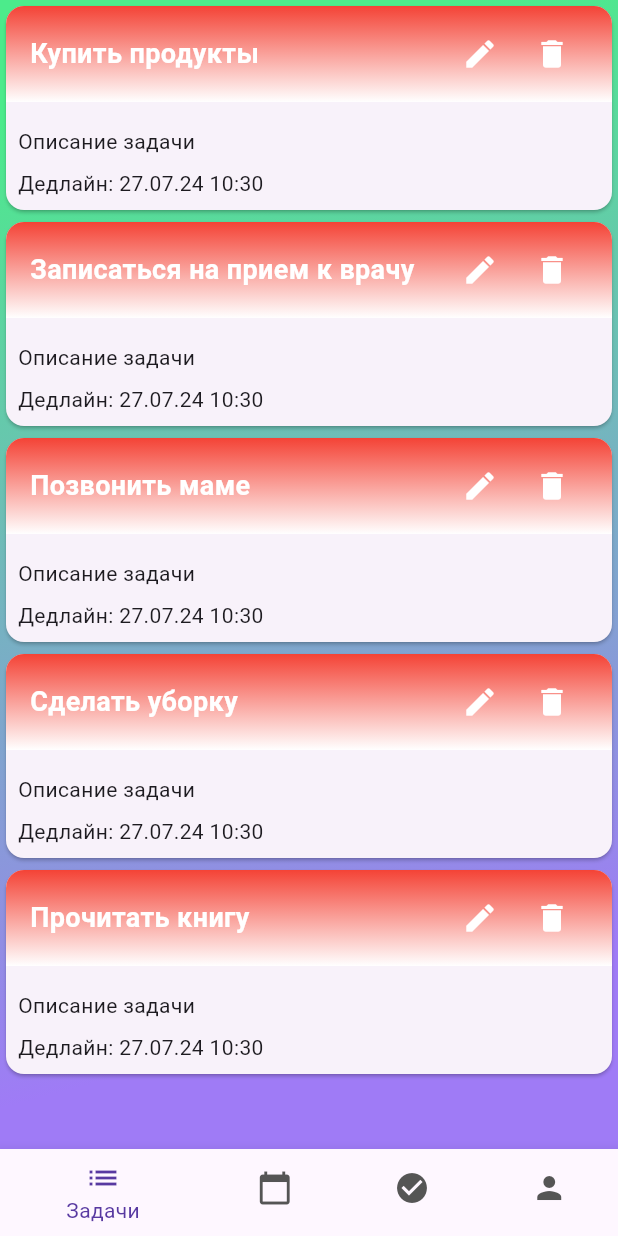
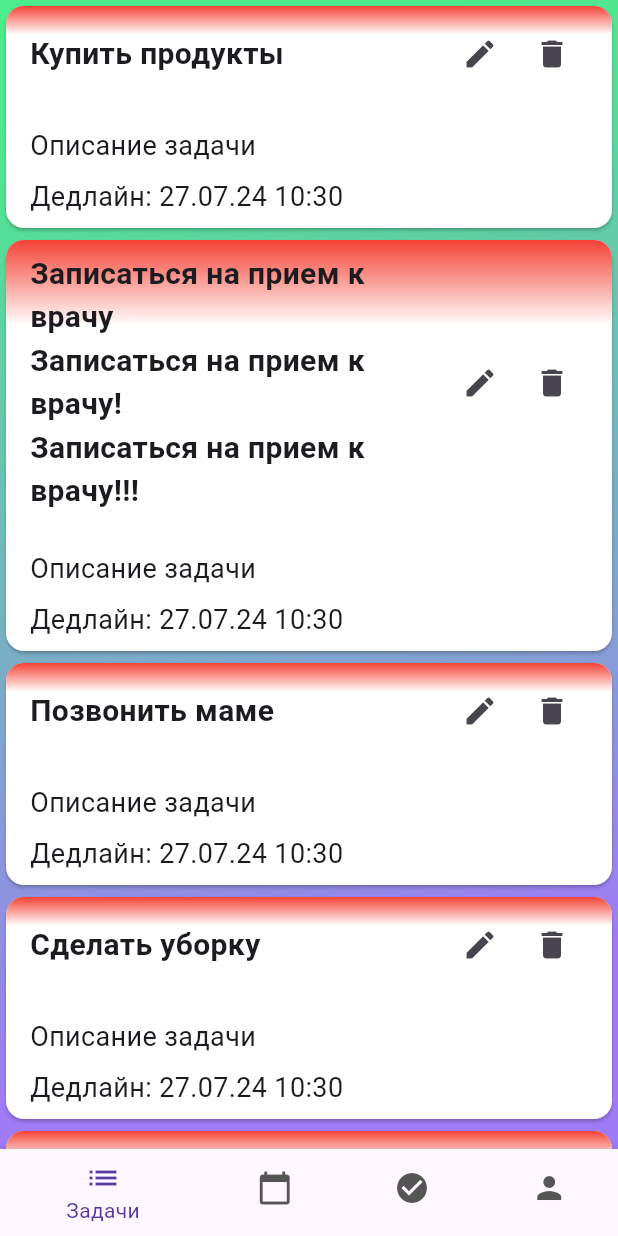
Before and after one commit to ssmorodin/0zc_dodiddone, a Flutter app: the MainPage screen opened directly, on a phone screen of 412 x 824 dp. Run offline on Flutter 3.47's test engine with Material 3 defaults, Android fonts, the phone set to English and light mode, and no system bars.

Commit message:
all tasks color

```diff
--- a/lib/screens/all_tasks.dart
+++ b/lib/screens/all_tasks.dart
@@ -10,7 +10,7 @@ class TasksPage extends StatefulWidget {
 class _TasksPageState extends State<TasksPage> {
   final List<String> _tasks = [
     'Купить продукты',
-    'Записаться на прием к врачу',
+    'Записаться на прием к врачу\nЗаписаться на прием к врачу!\nЗаписаться на прием к врачу!!!',
     'Позвонить маме',
     'Сделать уборку',
     'Прочитать книгу',
--- a/lib/theme/theme.dart
+++ b/lib/theme/theme.dart
@@ -13,5 +13,6 @@ class DoDidDoneTheme {
       selectedItemColor: Color.fromARGB(255, 88, 57, 161), // Основной цвет
       unselectedItemColor: const Color(0xFF555555), // Серый цвет для неактивных иконок
     ),
+    cardColor: Colors.white,
   );
 }
--- a/lib/widgets/task_item.dart
+++ b/lib/widgets/task_item.dart
@@ -26,6 +26,7 @@ class TaskItem extends StatelessWidget {
     }
 
     return Card(
+      color: Theme.of(context).cardColor,
       child: Column(
           crossAxisAlignment: CrossAxisAlignment.start,
           children: [
@@ -36,6 +37,7 @@ class TaskItem extends StatelessWidget {
                   begin: Alignment.topCenter,
                   end: Alignment.bottomCenter,
                   colors: [gradientStart, Colors.white], // Используем gradientStart
+                  stops: const [0.0, 0.3],
                 ),
                 borderRadius: BorderRadius.only(
                 topLeft: Radius.circular(12),
@@ -48,9 +50,9 @@ class TaskItem extends StatelessWidget {
                     child: Text(
                       title,
                       style: const TextStyle(
-                        fontSize: 18,
+                        fontSize: 20,
                         fontWeight: FontWeight.bold,
-                        color: Colors.white, // Белый текст для контраста
+                        // color: Colors.white, // Белый текст для контраста
                       ),
                     ),
                   ),
@@ -60,20 +62,26 @@ class TaskItem extends StatelessWidget {
                       // Действие для "Редактировать"
                       print('Редактировать задачу: $title');
                     },
-                    icon: const Icon(Icons.edit, color: Colors.white),
+                    icon: const Icon(
+                      Icons.edit,
+                      // color: Colors.brown,
+                      ),
                   ),
                   IconButton(
                     onPressed: () {
                       // Действие для "Удалить"
                       print('Удалить задачу: $title');
                     },
-                    icon: const Icon(Icons.delete, color: Colors.white),
+                    icon: const Icon(
+                      Icons.delete,
+                      // color: Colors.brown,
+                       ),
                   ),
                 ],
               ),
             ),
             Padding(
-              padding: const EdgeInsets.all(8.0),
+              padding: const EdgeInsets.symmetric(horizontal: 16, vertical: 8),
               child: Column(
                 mainAxisAlignment: MainAxisAlignment.start,
                 crossAxisAlignment: CrossAxisAlignment.start,
@@ -81,12 +89,12 @@ class TaskItem extends StatelessWidget {
                   const SizedBox(height: 8),
                   Text(
                     description,
-                    style: const TextStyle(fontSize: 14),
-                  ),
+                    style: const TextStyle(fontSize: 18),
+                   ),
                   const SizedBox(height: 8),
                   Text(
                     'Дедлайн: ${deadline.day.toString().padLeft(2, '0')}.${deadline.month.toString().padLeft(2, '0')}.${deadline.year.toString().substring(2)} ${deadline.hour.toString().padLeft(2, '0')}:${deadline.minute.toString().padLeft(2, '0')}',
-                    style: const TextStyle(fontSize: 14),
+                    style: const TextStyle(fontSize: 18),
                   ),
                 ],
               ),
```
